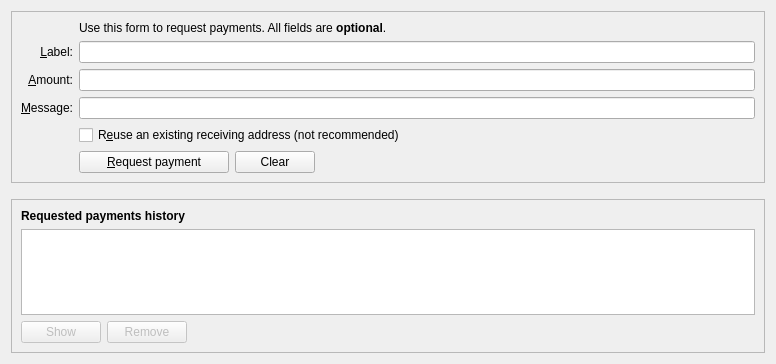
Above: src/qt/forms/receivecoinsdialog.ui from project-qmc/QMC before the change. Below: the same form after it.
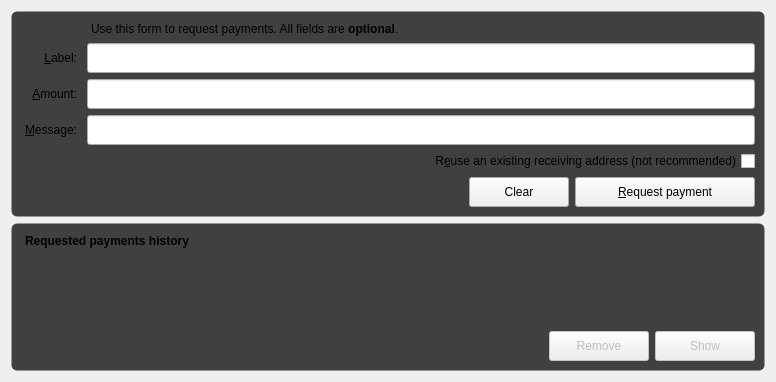
That is the form after the change. Icons and pictures are not drawn. Custom widgets are drawn as their Qt base class.

```diff
--- a/src/qt/forms/receivecoinsdialog.ui
+++ b/src/qt/forms/receivecoinsdialog.ui
@@ -7,9 +7,18 @@
     <x>0</x>
     <y>0</y>
     <width>776</width>
-    <height>364</height>
+    <height>370</height>
    </rect>
   </property>
+  <property name="styleSheet">
+   <string notr="true">QFrame
+{
+	background: #404040;
+	color: #FFFFFFF; 
+	border: 1px solid transparent; 
+	border-radius: 6px;
+}</string>
+  </property>
   <layout class="QVBoxLayout" name="verticalLayout" stretch="0,0,1">
    <item>
     <widget class="QFrame" name="frame2">
@@ -33,6 +42,9 @@
           <property name="toolTip">
            <string>Reuse one of the previously used receiving addresses.&lt;br&gt;Reusing addresses has security and privacy issues.&lt;br&gt;Do not use this unless re-generating a payment request made before.</string>
           </property>
+          <property name="layoutDirection">
+           <enum>Qt::RightToLeft</enum>
+          </property>
           <property name="text">
            <string>R&amp;euse an existing receiving address (not recommended)</string>
           </property>
@@ -63,6 +75,18 @@
         </item>
         <item row="4" column="2">
          <widget class="QLineEdit" name="reqLabel">
+          <property name="minimumSize">
+           <size>
+            <width>0</width>
+            <height>30</height>
+           </size>
+          </property>
+          <property name="maximumSize">
+           <size>
+            <width>16777215</width>
+            <height>30</height>
+           </size>
+          </property>
           <property name="toolTip">
            <string>An optional label to associate with the new receiving address.</string>
           </property>
@@ -70,6 +94,18 @@
         </item>
         <item row="6" column="2">
          <widget class="QLineEdit" name="reqMessage">
+          <property name="minimumSize">
+           <size>
+            <width>0</width>
+            <height>30</height>
+           </size>
+          </property>
+          <property name="maximumSize">
+           <size>
+            <width>16777215</width>
+            <height>30</height>
+           </size>
+          </property>
           <property name="toolTip">
            <string>An optional message to attach to the payment request, which will be displayed when the request is opened.&lt;br&gt;Note: The message will not be sent with the payment over the QMC network.</string>
           </property>
@@ -119,7 +155,13 @@
           <property name="minimumSize">
            <size>
             <width>80</width>
-            <height>0</height>
+            <height>30</height>
+           </size>
+          </property>
+          <property name="maximumSize">
+           <size>
+            <width>16777215</width>
+            <height>30</height>
            </size>
           </property>
           <property name="toolTip">
@@ -130,21 +172,17 @@
         <item row="8" column="2">
          <layout class="QHBoxLayout" name="horizontalLayout">
           <item>
-           <widget class="QPushButton" name="receiveButton">
-            <property name="minimumSize">
+           <spacer name="horizontalSpacer_3">
+            <property name="orientation">
+             <enum>Qt::Horizontal</enum>
+            </property>
+            <property name="sizeHint" stdset="0">
              <size>
-              <width>150</width>
-              <height>0</height>
+              <width>40</width>
+              <height>20</height>
              </size>
             </property>
-            <property name="text">
-             <string>&amp;Request payment</string>
-            </property>
-            <property name="icon">
-             <iconset resource="../qmc.qrc">
-              <normaloff>:/icons/receiving_addresses</normaloff>:/icons/receiving_addresses</iconset>
-            </property>
-           </widget>
+           </spacer>
           </item>
           <item>
            <widget class="QPushButton" name="clearButton">
@@ -154,6 +192,18 @@
               <verstretch>0</verstretch>
              </sizepolicy>
             </property>
+            <property name="minimumSize">
+             <size>
+              <width>100</width>
+              <height>30</height>
+             </size>
+            </property>
+            <property name="maximumSize">
+             <size>
+              <width>100</width>
+              <height>30</height>
+             </size>
+            </property>
             <property name="toolTip">
              <string>Clear all fields of the form.</string>
             </property>
@@ -170,17 +220,27 @@
            </widget>
           </item>
           <item>
-           <spacer name="horizontalSpacer">
-            <property name="orientation">
-             <enum>Qt::Horizontal</enum>
+           <widget class="QPushButton" name="receiveButton">
+            <property name="minimumSize">
+             <size>
+              <width>180</width>
+              <height>30</height>
+             </size>
             </property>
-            <property name="sizeHint" stdset="0">
+            <property name="maximumSize">
              <size>
-              <width>40</width>
-              <height>20</height>
+              <width>180</width>
+              <height>30</height>
              </size>
             </property>
-           </spacer>
+            <property name="text">
+             <string>&amp;Request payment</string>
+            </property>
+            <property name="icon">
+             <iconset resource="../qmc.qrc">
+              <normaloff>:/icons/receiving_addresses</normaloff>:/icons/receiving_addresses</iconset>
+            </property>
+           </widget>
           </item>
          </layout>
         </item>
@@ -242,6 +302,15 @@
         <property name="palette">
          <palette>
           <active>
+           <colorrole role="Button">
+            <brush brushstyle="SolidPattern">
+             <color alpha="255">
+              <red>64</red>
+              <green>64</green>
+              <blue>64</blue>
+             </color>
+            </brush>
+           </colorrole>
            <colorrole role="Text">
             <brush brushstyle="SolidPattern">
              <color alpha="255">
@@ -251,8 +320,35 @@
              </color>
             </brush>
            </colorrole>
+           <colorrole role="Base">
+            <brush brushstyle="SolidPattern">
+             <color alpha="255">
+              <red>64</red>
+              <green>64</green>
+              <blue>64</blue>
+             </color>
+            </brush>
+           </colorrole>
+           <colorrole role="Window">
+            <brush brushstyle="SolidPattern">
+             <color alpha="255">
+              <red>64</red>
+              <green>64</green>
+              <blue>64</blue>
+             </color>
+            </brush>
+           </colorrole>
           </active>
           <inactive>
+           <colorrole role="Button">
+            <brush brushstyle="SolidPattern">
+             <color alpha="255">
+              <red>64</red>
+              <green>64</green>
+              <blue>64</blue>
+             </color>
+            </brush>
+           </colorrole>
            <colorrole role="Text">
             <brush brushstyle="SolidPattern">
              <color alpha="255">
@@ -262,8 +358,35 @@
              </color>
             </brush>
            </colorrole>
+           <colorrole role="Base">
+            <brush brushstyle="SolidPattern">
+             <color alpha="255">
+              <red>64</red>
+              <green>64</green>
+              <blue>64</blue>
+             </color>
+            </brush>
+           </colorrole>
+           <colorrole role="Window">
+            <brush brushstyle="SolidPattern">
+             <color alpha="255">
+              <red>64</red>
+              <green>64</green>
+              <blue>64</blue>
+             </color>
+            </brush>
+           </colorrole>
           </inactive>
           <disabled>
+           <colorrole role="Button">
+            <brush brushstyle="SolidPattern">
+             <color alpha="255">
+              <red>64</red>
+              <green>64</green>
+              <blue>64</blue>
+             </color>
+            </brush>
+           </colorrole>
            <colorrole role="Text">
             <brush brushstyle="SolidPattern">
              <color alpha="255">
@@ -273,6 +396,24 @@
              </color>
             </brush>
            </colorrole>
+           <colorrole role="Base">
+            <brush brushstyle="SolidPattern">
+             <color alpha="255">
+              <red>64</red>
+              <green>64</green>
+              <blue>64</blue>
+             </color>
+            </brush>
+           </colorrole>
+           <colorrole role="Window">
+            <brush brushstyle="SolidPattern">
+             <color alpha="255">
+              <red>64</red>
+              <green>64</green>
+              <blue>64</blue>
+             </color>
+            </brush>
+           </colorrole>
           </disabled>
          </palette>
         </property>
@@ -290,47 +431,7 @@
       <item>
        <layout class="QHBoxLayout" name="horizontalLayout_2">
         <item>
-         <widget class="QPushButton" name="showRequestButton">
-          <property name="enabled">
-           <bool>false</bool>
-          </property>
-          <property name="toolTip">
-           <string>Show the selected request (does the same as double clicking an entry)</string>
-          </property>
-          <property name="text">
-           <string>Show</string>
-          </property>
-          <property name="icon">
-           <iconset resource="../qmc.qrc">
-            <normaloff>:/icons/edit</normaloff>:/icons/edit</iconset>
-          </property>
-          <property name="autoDefault">
-           <bool>false</bool>
-          </property>
-         </widget>
-        </item>
-        <item>
-         <widget class="QPushButton" name="removeRequestButton">
-          <property name="enabled">
-           <bool>false</bool>
-          </property>
-          <property name="toolTip">
-           <string>Remove the selected entries from the list</string>
-          </property>
-          <property name="text">
-           <string>Remove</string>
-          </property>
-          <property name="icon">
-           <iconset resource="../qmc.qrc">
-            <normaloff>:/icons/remove</normaloff>:/icons/remove</iconset>
-          </property>
-          <property name="autoDefault">
-           <bool>false</bool>
-          </property>
-         </widget>
-        </item>
-        <item>
-         <spacer name="horizontalSpacer_2">
+         <spacer name="horizontalSpacer">
           <property name="orientation">
            <enum>Qt::Horizontal</enum>
           </property>
@@ -342,6 +443,70 @@
           </property>
          </spacer>
         </item>
+        <item>
+         <widget class="QPushButton" name="removeRequestButton">
+          <property name="enabled">
+           <bool>false</bool>
+          </property>
+          <property name="minimumSize">
+           <size>
+            <width>100</width>
+            <height>30</height>
+           </size>
+          </property>
+          <property name="maximumSize">
+           <size>
+            <width>100</width>
+            <height>30</height>
+           </size>
+          </property>
+          <property name="toolTip">
+           <string>Remove the selected entries from the list</string>
+          </property>
+          <property name="text">
+           <string>Remove</string>
+          </property>
+          <property name="icon">
+           <iconset resource="../qmc.qrc">
+            <normaloff>:/icons/remove</normaloff>:/icons/remove</iconset>
+          </property>
+          <property name="autoDefault">
+           <bool>false</bool>
+          </property>
+         </widget>
+        </item>
+        <item>
+         <widget class="QPushButton" name="showRequestButton">
+          <property name="enabled">
+           <bool>false</bool>
+          </property>
+          <property name="minimumSize">
+           <size>
+            <width>100</width>
+            <height>30</height>
+           </size>
+          </property>
+          <property name="maximumSize">
+           <size>
+            <width>100</width>
+            <height>30</height>
+           </size>
+          </property>
+          <property name="toolTip">
+           <string>Show the selected request (does the same as double clicking an entry)</string>
+          </property>
+          <property name="text">
+           <string>Show</string>
+          </property>
+          <property name="icon">
+           <iconset resource="../qmc.qrc">
+            <normaloff>:/icons/edit</normaloff>:/icons/edit</iconset>
+          </property>
+          <property name="autoDefault">
+           <bool>false</bool>
+          </property>
+         </widget>
+        </item>
        </layout>
       </item>
      </layout>
```
Left out of the diff: 2 changed lines with no effect on the pictures.
